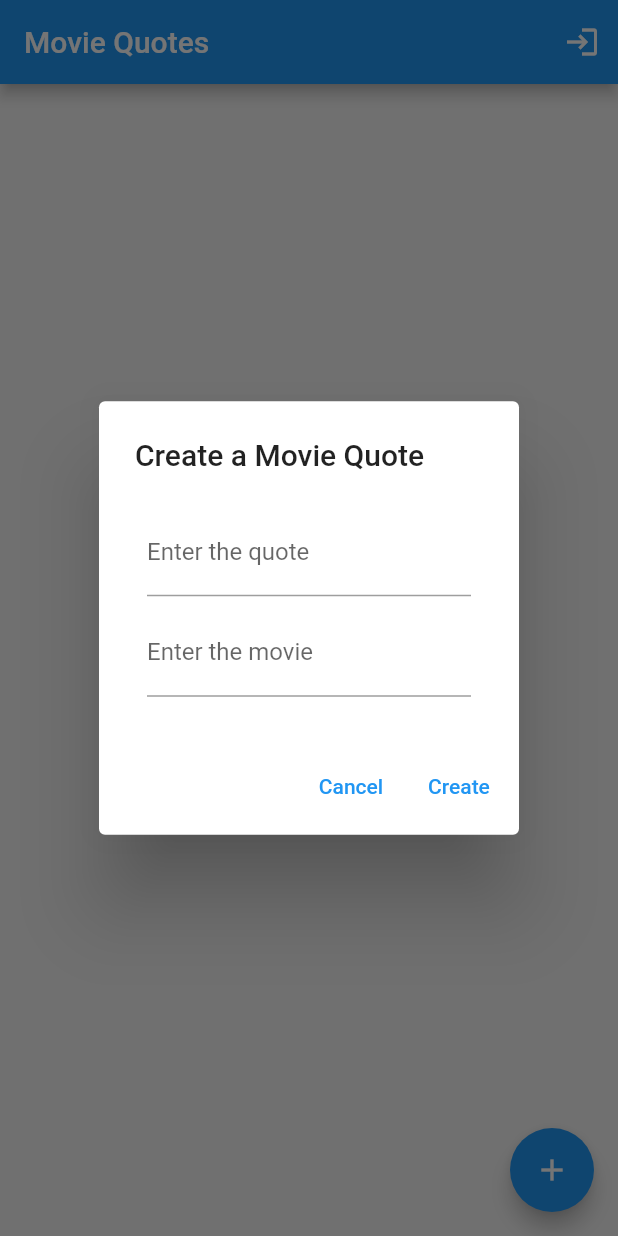
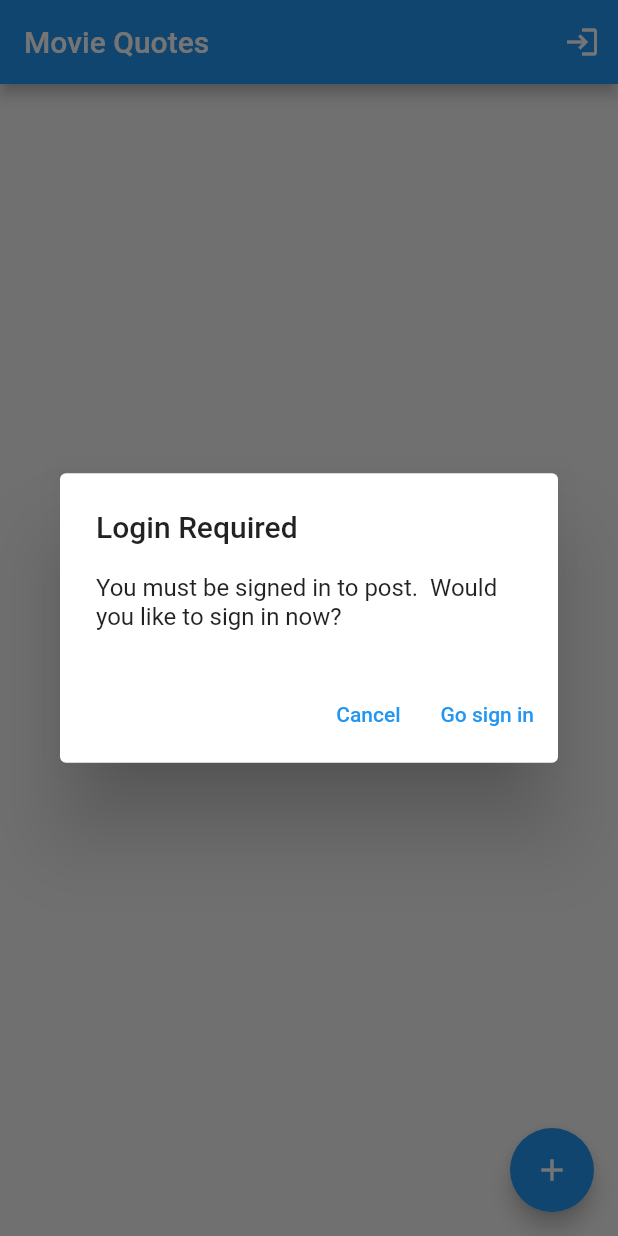
Before and after one commit to CSSE490-Flutter-Winter-2022-2023/movie-quotes, a Flutter app: the screen it shows after launch, after a tap on the "add" icon, on a phone screen of 412 x 824 dp. Run offline on Flutter 3.47's test engine with Material 2 defaults, Android fonts, the phone set to English and light mode, and no system bars; our stand-ins replace cloud_firestore, email_validator, firebase_auth, firebase_core; accounts and stored records are empty.

Commit message:
UI on the list page for NOT signed in

```diff
--- a/movie_quotes/lib/managers/auth_manager.dart
+++ b/movie_quotes/lib/managers/auth_manager.dart
@@ -74,7 +74,10 @@ class AuthManager {
 
   String get email => _user?.email ?? "";
   String get uid => _user?.uid ?? "";
-  bool get isSignedIn => _user != null;
+  // bool get isSignedIn => _user != null;
+
+  // bool get isSignedIn => true;
+  bool get isSignedIn => false;
 
   // --- Specific auth methods...
 
--- a/movie_quotes/lib/pages/movie_quotes_list_page.dart
+++ b/movie_quotes/lib/pages/movie_quotes_list_page.dart
@@ -112,7 +112,11 @@ class _MovieQuotesListPageState extends State<MovieQuotesListPage> {
       ),
       floatingActionButton: FloatingActionButton(
         onPressed: () {
-          showCreateQuoteDialog(context);
+          if (AuthManager.instance.isSignedIn) {
+            showCreateQuoteDialog(context);
+          } else {
+            showMustLogInDialog(context);
+          }
         },
         tooltip: 'Create',
         child: const Icon(Icons.add),
@@ -186,4 +190,42 @@ class _MovieQuotesListPageState extends State<MovieQuotesListPage> {
       },
     );
   }
+
+  Future<void> showMustLogInDialog(BuildContext context) {
+    return showDialog<void>(
+      context: context,
+      builder: (BuildContext context) {
+        return AlertDialog(
+          title: const Text("Login Required"),
+          content: const Text(
+              "You must be signed in to post.  Would you like to sign in now?"),
+          actions: <Widget>[
+            TextButton(
+              style: TextButton.styleFrom(
+                textStyle: Theme.of(context).textTheme.labelLarge,
+              ),
+              child: const Text('Cancel'),
+              onPressed: () {
+                Navigator.of(context).pop();
+              },
+            ),
+            TextButton(
+              style: TextButton.styleFrom(
+                textStyle: Theme.of(context).textTheme.labelLarge,
+              ),
+              child: const Text("Go sign in"),
+              onPressed: () {
+                Navigator.of(context).pop();
+                Navigator.push(context, MaterialPageRoute(
+                  builder: (BuildContext context) {
+                    return const LoginFrontPage();
+                  },
+                ));
+              },
+            ),
+          ],
+        );
+      },
+    );
+  }
 }
```
